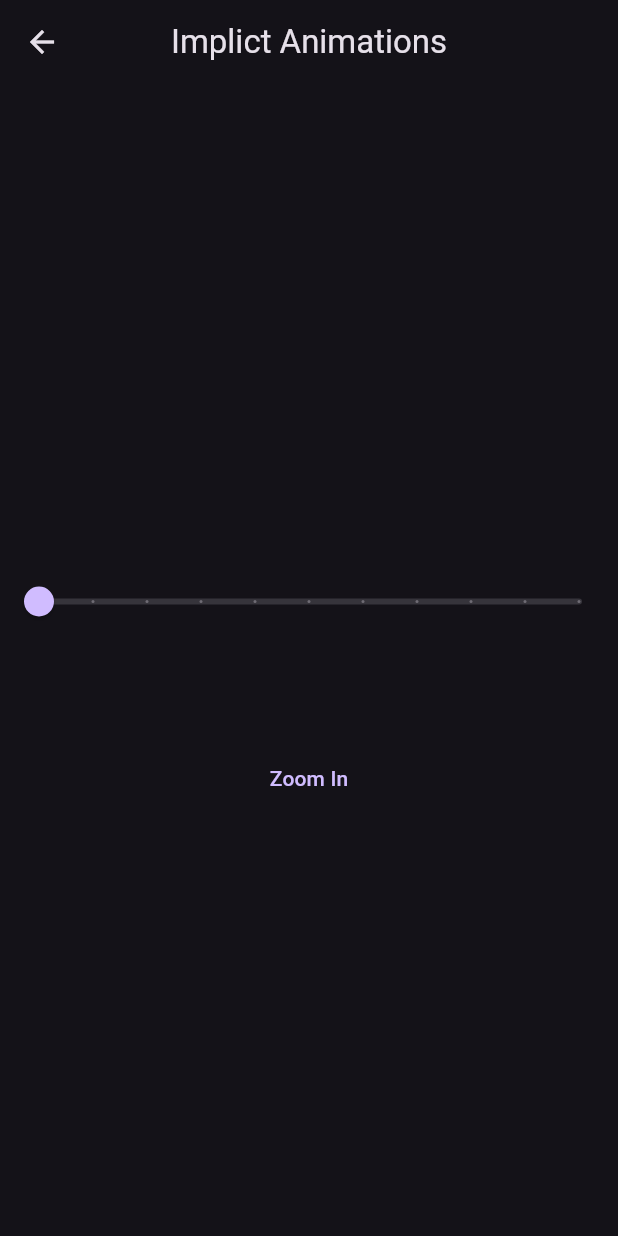
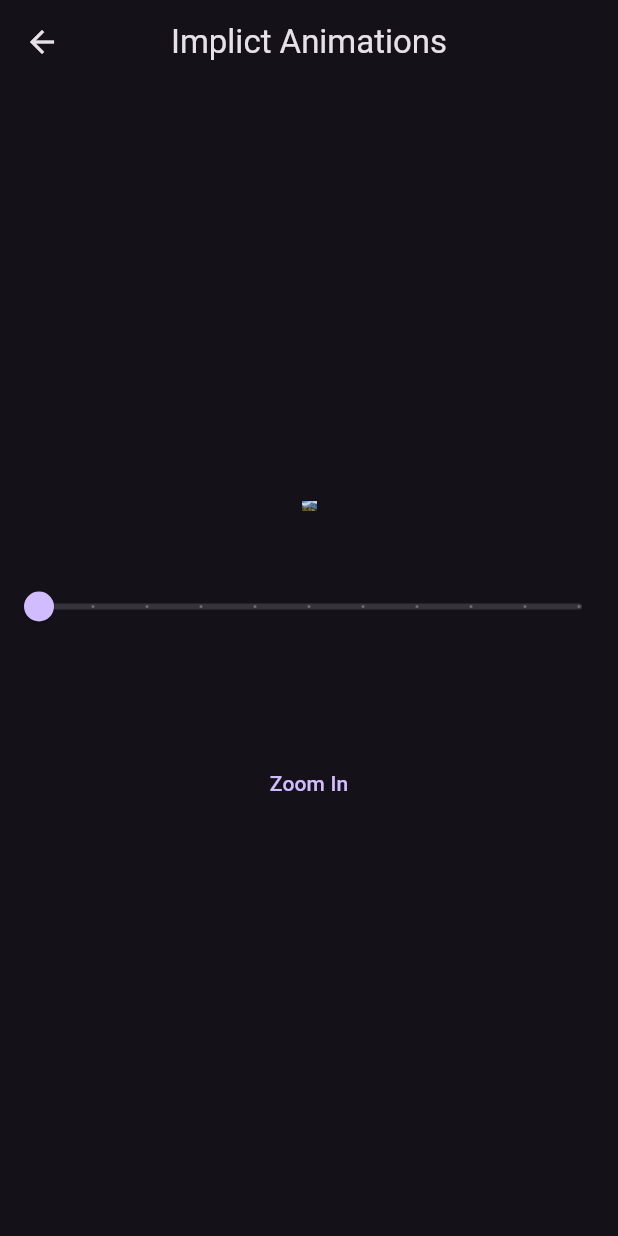
Before and after one commit to rabiaryal/flutter_animations_024, a Flutter app: the screen it shows after launch, after a tap on "Zoom IN and OUT", on a phone screen of 412 x 824 dp. Run offline on Flutter 3.47's test engine with Material 3 defaults, Android fonts, the phone set to English and light mode, and no system bars.

Commit message:
home page managed

```diff
--- a/lib/animations/implictanimaton.dart
+++ b/lib/animations/implictanimaton.dart
@@ -29,7 +29,7 @@ class _ImplictAnimationState extends State<ImplictAnimation> {
     });
   }
 
-  double _currentSliderValue = 0;
+  double _currentSliderValue = 0.1;
 
   // void callChnageValue(double x) {
   //   setState(() {
--- a/lib/homepage.dart
+++ b/lib/homepage.dart
@@ -14,6 +14,16 @@ class HomePageScreen extends StatefulWidget {
 }
 
 class _HomePageScreenState extends State<HomePageScreen> {
+  Widget _intoNextPage(Widget pageName, String pageTitle) {
+    return RoundButton(
+      buttonName: pageTitle,
+      onPressed: () {
+        Navigator.of(context)
+            .push(MaterialPageRoute(builder: (context) => pageName));
+      },
+    );
+  }
+
   @override
   Widget build(BuildContext context) {
     return Scaffold(
@@ -27,65 +37,27 @@ class _HomePageScreenState extends State<HomePageScreen> {
           mainAxisAlignment: MainAxisAlignment.start,
           crossAxisAlignment: CrossAxisAlignment.start,
           children: [
-            RoundButton(
-                onPressed: () {
-                  Navigator.push(
-                      context,
-                      MaterialPageRoute(
-                          builder: (context) => RotatingRectAnimatiosn()));
-                },
-                buttonName: "Rectangular Animation"),
+            _intoNextPage(RotatingRectAnimatiosn(), "Rectangular Animation"),
             const SizedBox(
               height: 20,
             ),
-            RoundButton(
-                onPressed: () {
-                  Navigator.push(
-                      context,
-                      MaterialPageRoute(
-                          builder: (context) => CircularAnimation()));
-                },
-                buttonName: "Flip Circular Animations"),
+            _intoNextPage(CircularAnimation(), "Flip Circular Animations"),
             const SizedBox(
               height: 15,
             ),
-            RoundButton(
-                onPressed: () {
-                  Navigator.push(
-                      context,
-                      MaterialPageRoute(
-                          builder: (context) => ThreeDAnimations()));
-                },
-                buttonName: "3D- Animations"),
+            _intoNextPage(ThreeDAnimations(), "3D- Animations"),
             const SizedBox(
               height: 15,
             ),
-            RoundButton(
-                onPressed: () {
-                  Navigator.push(context,
-                      MaterialPageRoute(builder: (context) => HeroAnimation()));
-                },
-                buttonName: "Hero Animation"),
+            _intoNextPage(HeroAnimation(), "Hero Animation"),
             const SizedBox(
               height: 15,
             ),
-            RoundButton(
-                onPressed: () {
-                  Navigator.push(
-                      context,
-                      MaterialPageRoute(
-                          builder: (context) => ImplictAnimation()));
-                },
-                buttonName: "Zoom IN and OUT"),
+            _intoNextPage(ImplictAnimation(), "Zoom IN and OUT"),
             const SizedBox(
               height: 15,
             ),
-            RoundButton(
-                onPressed: () {
-                  Navigator.push(context,
-                      MaterialPageRoute(builder: (context) => TweenColorAnm()));
-                },
-                buttonName: "Change Colors"),
+            _intoNextPage(TweenColorAnm(), "Chnage Colors"),
           ],
         ),
       ),
```
Also changed, not shown: lib/ownanimation/doorrect.dart (added, +26 -0 lines).
